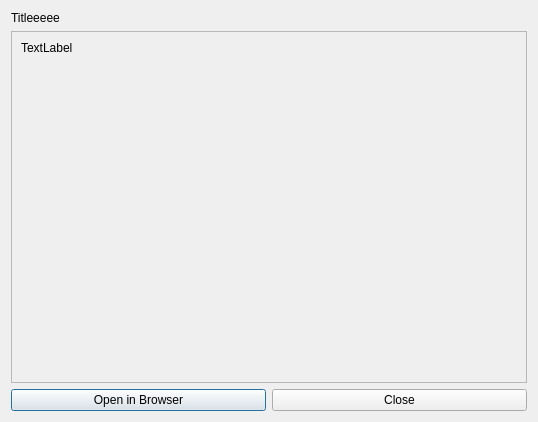
Before: the Qt Designer form app/details/detail_dialog.ui in Nayaco/RSSReader, drawn with Qt 5.
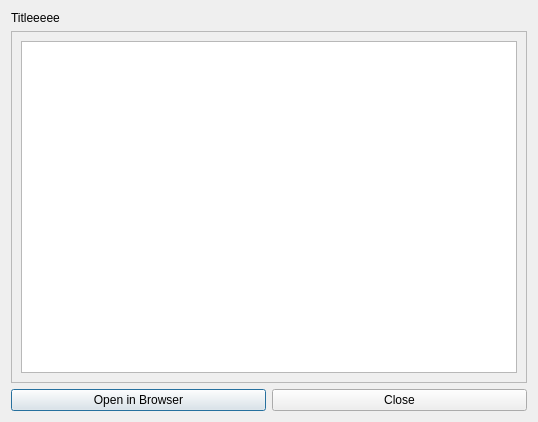
After: the same form once the commit is applied.

Commit message: Fix detail dialog alignment.

```diff
--- a/app/details/detail_dialog.ui
+++ b/app/details/detail_dialog.ui
@@ -25,9 +25,15 @@
      </item>
      <item>
       <widget class="QScrollArea" name="scrollArea">
+       <property name="horizontalScrollBarPolicy">
+        <enum>Qt::ScrollBarAlwaysOff</enum>
+       </property>
        <property name="widgetResizable">
         <bool>true</bool>
        </property>
+       <property name="alignment">
+        <set>Qt::AlignLeading|Qt::AlignLeft|Qt::AlignTop</set>
+       </property>
        <widget class="QWidget" name="scrollAreaWidgetContents">
         <property name="geometry">
          <rect>
@@ -39,20 +45,7 @@
         </property>
         <layout class="QVBoxLayout" name="verticalLayout_3">
          <item>
-          <widget class="QLabel" name="content">
-           <property name="text">
-            <string>TextLabel</string>
-           </property>
-           <property name="textFormat">
-            <enum>Qt::PlainText</enum>
-           </property>
-           <property name="alignment">
-            <set>Qt::AlignLeading|Qt::AlignLeft|Qt::AlignTop</set>
-           </property>
-           <property name="wordWrap">
-            <bool>true</bool>
-           </property>
-          </widget>
+          <widget class="QTextBrowser" name="content"/>
          </item>
         </layout>
        </widget>
```
The commit also changes 2 other files.
